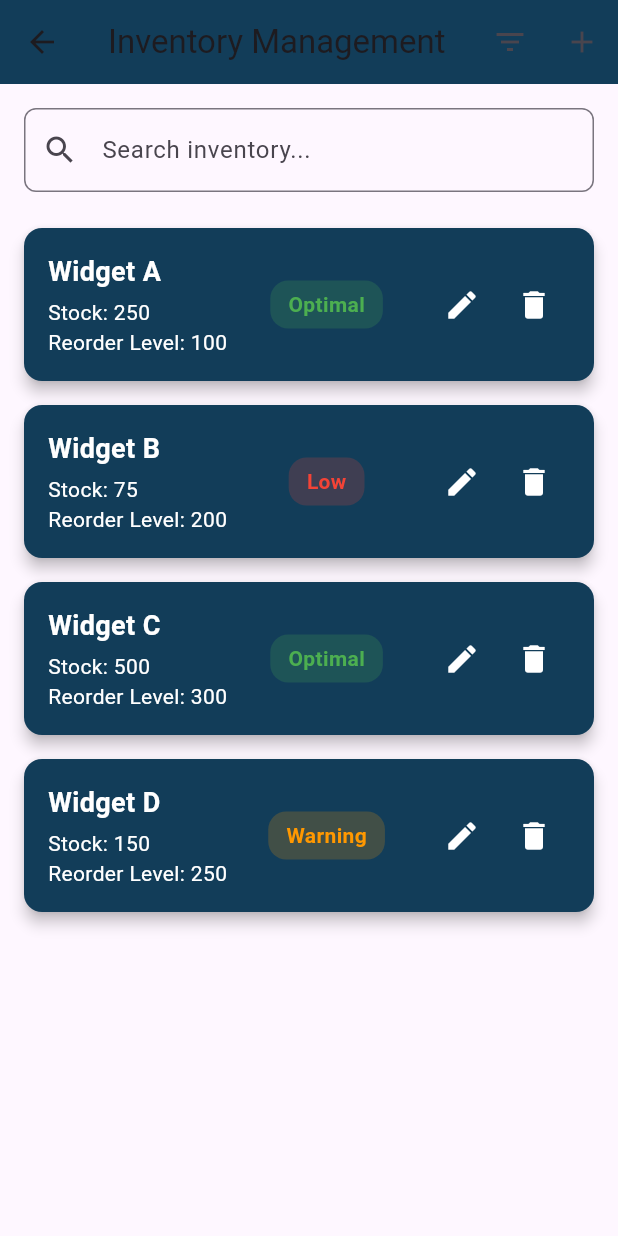
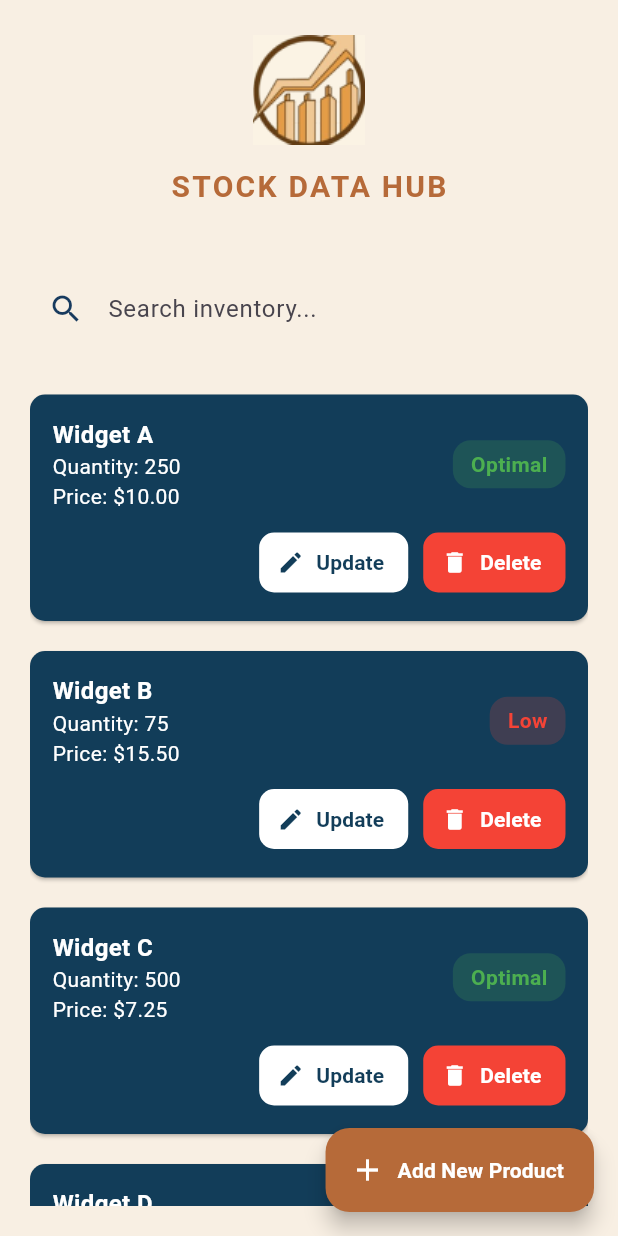
Before and after one commit to 07alizaa/stock_data_hub, a Flutter app: the InventoryManagementScreen screen opened directly, on a phone screen of 412 x 824 dp. Run offline on Flutter 3.47's test engine with Material 3 defaults, Android fonts, the light colour scheme and no system bars; our stand-ins replace cloud_firestore, firebase_auth, firebase_core; accounts and stored records are empty.

Commit message:
Refactored Product Management files and updated Inventory Management screen
- Updated `AddNewProduct.dart` for improved functionality.
- Deleted `EditProduct.dart` to streamline the codebase.
- Added `UpdateProduct.dart` for better product update handling.
- Made updates to `UpdateProduct.dart`, `WInventoryManagement.dart`, and `main.dart`.

```diff
--- a/lib/WareHousePages/WInventoryManagement.dart
+++ b/lib/WareHousePages/WInventoryManagement.dart
@@ -1,20 +1,21 @@
 import 'package:flutter/material.dart';
+import 'package:stock_data_hub/ProductManagement/UpdateProduct.dart';
+import 'package:stock_data_hub/ProductManagement/AddNewProduct.dart'; // Import your UpdateProduct widget
 
 class InventoryManagementScreen extends StatefulWidget {
   const InventoryManagementScreen({Key? key}) : super(key: key);
 
   @override
-  _InventoryManagementScreenState createState() =>
+  State<InventoryManagementScreen> createState() =>
       _InventoryManagementScreenState();
 }
 
 class _InventoryManagementScreenState extends State<InventoryManagementScreen> {
-  // Sample inventory data
   final List<Map<String, dynamic>> _inventory = [
-    {'name': 'Widget A', 'stock': 250, 'reorderLevel': 100, 'status': 'Optimal'},
-    {'name': 'Widget B', 'stock': 75, 'reorderLevel': 200, 'status': 'Low'},
-    {'name': 'Widget C', 'stock': 500, 'reorderLevel': 300, 'status': 'Optimal'},
-    {'name': 'Widget D', 'stock': 150, 'reorderLevel': 250, 'status': 'Warning'},
+    {'name': 'Widget A', 'quantity': 250, 'price': 10.0, 'status': 'Optimal'},
+    {'name': 'Widget B', 'quantity': 75, 'price': 15.5, 'status': 'Low'},
+    {'name': 'Widget C', 'quantity': 500, 'price': 7.25, 'status': 'Optimal'},
+    {'name': 'Widget D', 'quantity': 150, 'price': 12.75, 'status': 'Warning'},
   ];
 
   String _searchQuery = '';
@@ -22,78 +23,80 @@ class _InventoryManagementScreenState extends State<InventoryManagementScreen> {
   @override
   Widget build(BuildContext context) {
     return Scaffold(
-      appBar: AppBar(
-        title: const Text('Inventory Management'),
-        backgroundColor: const Color(0xFF123D59), // Dark teal color
-        actions: [
-          IconButton(
-            icon: const Icon(Icons.filter_list),
-            onPressed: () {
-              // Handle filter action
-              _showFilterDialog();
-            },
+      backgroundColor: const Color(0xFFF8EFE3),
+      body: SafeArea(
+        child: Column(
+          children: [
+            _buildHeader(),
+            Expanded(child: _buildInventoryList()),
+          ],
         ),
-          IconButton(
-            icon: const Icon(Icons.add),
-            onPressed: () {
-              // Navigate to the Add Product screen
-              Navigator.push(
-                context,
-                MaterialPageRoute(builder: (context) => AddProductScreen()),
+      ),
+      floatingActionButton: _buildAddProductButton(),
     );
-            },
+  }
+
+  Widget _buildHeader() {
+    return Padding(
+      padding: const EdgeInsets.symmetric(vertical: 20),
+      child: Column(
+        children: [
+          Image.asset('assets/logo.png', height: 80),
+          const SizedBox(height: 10),
+          const Text(
+            "STOCK DATA HUB",
+            style: TextStyle(
+              fontSize: 20,
+              fontWeight: FontWeight.bold,
+              color: Color(0xFFB66A39),
+              letterSpacing: 1.5,
+            ),
           ),
         ],
       ),
-      body: Padding(
-        padding: const EdgeInsets.all(16.0),
+    );
+  }
+
+  Widget _buildInventoryList() {
+    final filteredInventory = _getFilteredInventory();
+
+    return Padding(
+      padding: const EdgeInsets.all(20),
       child: Column(
         children: [
-            // Search Bar
-            TextField(
-              decoration: InputDecoration(
-                prefixIcon: const Icon(Icons.search),
-                hintText: 'Search inventory...',
-                border: OutlineInputBorder(
-                  borderRadius: BorderRadius.circular(8.0),
-                ),
-              ),
-              onChanged: (value) {
-                setState(() {
-                  _searchQuery = value;
-                });
-              },
-            ),
-            const SizedBox(height: 16),
-
-            // Inventory List
+          _buildSearchBar(),
+          const SizedBox(height: 20),
           Expanded(
             child: ListView.builder(
-                itemCount: _filteredInventory().length,
+              itemCount: filteredInventory.length,
               itemBuilder: (context, index) {
-                  final item = _filteredInventory()[index];
-                  return _buildInventoryCard(item);
+                return _buildInventoryCard(filteredInventory[index], index);
               },
             ),
           ),
         ],
       ),
-      ),
     );
   }
 
-  // Filter inventory based on search query
-  List<Map<String, dynamic>> _filteredInventory() {
-    if (_searchQuery.isEmpty) {
-      return _inventory;
-    }
-    return _inventory
-        .where((item) => item['name'].toLowerCase().contains(_searchQuery.toLowerCase()))
-        .toList();
+  Widget _buildSearchBar() {
+    return TextField(
+      decoration: InputDecoration(
+        prefixIcon: const Icon(Icons.search, color: Color(0xFF173A5E)),
+        hintText: 'Search inventory...',
+        filled: true,
+        fillColor: const Color(0xFFF8EFE3),
+        contentPadding: const EdgeInsets.symmetric(vertical: 15, horizontal: 20),
+        border: OutlineInputBorder(
+          borderRadius: BorderRadius.circular(10),
+          borderSide: BorderSide.none,
+        ),
+      ),
+      onChanged: (value) => setState(() => _searchQuery = value),
+    );
   }
 
-  // Build individual inventory card
-  Widget _buildInventoryCard(Map<String, dynamic> item) {
+  Widget _buildInventoryCard(Map<String, dynamic> item, int index) {
     Color statusColor;
     switch (item['status']) {
       case 'Low':
@@ -107,38 +110,38 @@ class _InventoryManagementScreenState extends State<InventoryManagementScreen> {
     }
 
     return Card(
-      elevation: 4,
-      margin: const EdgeInsets.symmetric(vertical: 8.0),
-      color: const Color(0xFF123D59), // Blue color for the card
+      margin: const EdgeInsets.symmetric(vertical: 10),
+      color: const Color(0xFF123D59),
+      shape: RoundedRectangleBorder(borderRadius: BorderRadius.circular(10)),
       child: Padding(
-        padding: const EdgeInsets.all(16.0),
-        child: Row(
+        padding: const EdgeInsets.all(15),
+        child: Column(
+          crossAxisAlignment: CrossAxisAlignment.start,
+          children: [
+            Row(
               mainAxisAlignment: MainAxisAlignment.spaceBetween,
               children: [
-            // Item Details
                 Column(
                   crossAxisAlignment: CrossAxisAlignment.start,
                   children: [
                     Text(
-                  item['name'],
+                      item['name'] ?? 'Unknown Item',
                       style: const TextStyle(
-                    fontSize: 18,
+                        fontSize: 16,
                         fontWeight: FontWeight.bold,
-                    color: Colors.white, // White color for text
+                        color: Colors.white,
                       ),
                     ),
-                const SizedBox(height: 4),
                     Text(
-                  'Stock: ${item['stock']}',
+                      'Quantity: ${item['quantity'] ?? 'N/A'}',
                       style: const TextStyle(color: Colors.white),
                     ),
                     Text(
-                  'Reorder Level: ${item['reorderLevel']}',
+                      'Price: \$${item['price']?.toStringAsFixed(2) ?? '0.00'}',
                       style: const TextStyle(color: Colors.white),
                     ),
                   ],
                 ),
-            // Status Indicator
                 Container(
                   padding: const EdgeInsets.symmetric(horizontal: 12, vertical: 6),
                   decoration: BoxDecoration(
@@ -146,32 +149,53 @@ class _InventoryManagementScreenState extends State<InventoryManagementScreen> {
                     borderRadius: BorderRadius.circular(12),
                   ),
                   child: Text(
-                item['status'],
+                    item['status'] ?? 'Unknown',
                     style: TextStyle(
                       color: statusColor,
                       fontWeight: FontWeight.bold,
                     ),
                   ),
                 ),
-            // Action Buttons
+              ],
+            ),
+            const SizedBox(height: 10),
             Row(
+              mainAxisAlignment: MainAxisAlignment.end,
               children: [
-                IconButton(
-                  icon: const Icon(Icons.edit, color: Colors.white),
-                  onPressed: () {
-                    // Navigate to the Edit Product screen
-                    Navigator.push(
-                      context,
-                      MaterialPageRoute(builder: (context) => EditProductScreen(item: item)),
-                    );
-                  },
+                TextButton.icon(
+                  onPressed: () => _showUpdatePage(item, index),
+                  style: TextButton.styleFrom(
+                    backgroundColor: Colors.white,
+                    shape: RoundedRectangleBorder(
+                      borderRadius: BorderRadius.circular(10),
                     ),
-                IconButton(
+                  ),
+                  icon: const Icon(Icons.edit, color: Color(0xFF123D59)),
+                  label: const Text(
+                    'Update',
+                    style: TextStyle(
+                      color: Color(0xFF123D59),
+                      fontWeight: FontWeight.bold,
+                    ),
+                  ),
+                ),
+                const SizedBox(width: 10),
+                TextButton.icon(
+                  onPressed: () => _confirmDelete(index),
+                  style: TextButton.styleFrom(
+                    backgroundColor: Colors.red,
+                    shape: RoundedRectangleBorder(
+                      borderRadius: BorderRadius.circular(10),
+                    ),
+                  ),
                   icon: const Icon(Icons.delete, color: Colors.white),
-                  onPressed: () {
-                    // Handle delete action
-                    _deleteProduct(item);
-                  },
+                  label: const Text(
+                    'Delete',
+                    style: TextStyle(
+                      color: Colors.white,
+                      fontWeight: FontWeight.bold,
+                    ),
+                  ),
                 ),
               ],
             ),
@@ -181,65 +205,82 @@ class _InventoryManagementScreenState extends State<InventoryManagementScreen> {
     );
   }
 
-  // Delete a product
-  void _deleteProduct(Map<String, dynamic> item) {
+  List<Map<String, dynamic>> _getFilteredInventory() {
+    if (_searchQuery.isEmpty) return _inventory;
+    return _inventory
+        .where((item) =>
+        item['name'].toLowerCase().contains(_searchQuery.toLowerCase()))
+        .toList();
+  }
+
+  Widget _buildAddProductButton() {
+    return FloatingActionButton.extended(
+      onPressed: () async {
+        final newProduct = await Navigator.of(context).push(
+          MaterialPageRoute(
+            builder: (context) => AddNewProduct(),
+          ),
+        );
+
+        if (newProduct != null) {
           setState(() {
-      _inventory.remove(item);
+            _inventory.add(newProduct);
           });
         }
+      },
+      backgroundColor: const Color(0xFFB66A39),
+      icon: const Icon(Icons.add, color: Colors.white),
+      label: const Text(
+        'Add New Product',
+        style: TextStyle(
+          color: Colors.white,
+          fontWeight: FontWeight.bold,
+        ),
+      ),
+    );
+  }
 
-  // Show filter dialog (placeholder)
-  void _showFilterDialog() {
+
+
+  void _showUpdatePage(Map<String, dynamic> item, int index) {
+    Navigator.of(context).push(
+      MaterialPageRoute(
+        builder: (context) => Updateproduct(
+          product: item,
+          onUpdate: (updatedProduct) {
+            setState(() {
+              _inventory[index] = updatedProduct;
+            });
+          },
+        ),
+      ),
+    );
+  }
+
+  void _confirmDelete(int index) {
     showDialog(
       context: context,
-      builder: (context) {
-        return AlertDialog(
-          title: const Text('Filter Inventory'),
-          content: const Text('Filter options will go here.'),
+      builder: (context) => AlertDialog(
+        title: const Text('Confirm Delete'),
+        content: const Text('Are you sure you want to delete this item?'),
         actions: [
           TextButton(
-              onPressed: () => Navigator.pop(context),
-              child: const Text('Close'),
+            onPressed: () {
+              Navigator.of(context).pop(); // Close the dialog
+            },
+            child: const Text('Cancel'),
+          ),
+          TextButton(
+            onPressed: () {
+              setState(() {
+                _inventory.removeAt(index); // Remove the item from the inventory
+              });
+              Navigator.of(context).pop(); // Close the dialog after deletion
+            },
+            child: const Text('Confirm'),
           ),
         ],
-        );
-      },
-    );
-  }
-}
-
-// Add Product Screen
-class AddProductScreen extends StatelessWidget {
-  @override
-  Widget build(BuildContext context) {
-    return Scaffold(
-      appBar: AppBar(
-        title: const Text('Add Product'),
-        backgroundColor: const Color(0xFF123D59),
-      ),
-      body: Center(
-        child: Text('Add Product Form Here'),
       ),
     );
   }
 }
-
-// Edit Product Screen
-class EditProductScreen extends StatelessWidget {
-  final Map<String, dynamic> item;
-
-  const EditProductScreen({required this.item, Key? key}) : super(key: key);
-
-  @override
-  Widget build(BuildContext context) {
-    return Scaffold(
-      appBar: AppBar(
-        title: const Text('Edit Product'),
-        backgroundColor: const Color(0xFF123D59),
-      ),
-      body: Center(
-        child: Text('Edit Product Form for ${item['name']}'),
-      ),
-    );
-  }
-}
```
Also changed, not shown: lib/ProductManagement/EditProduct.dart (deleted, +0 -222 lines), lib/ProductManagement/UpdateProduct.dart (added, +125 -0 lines), lib/main.dart (+4 -4 lines), lib/ProductManagement/AddNewProduct.dart (line endings or trailing spaces). Lines whose indentation alone changed are shown as unchanged.
